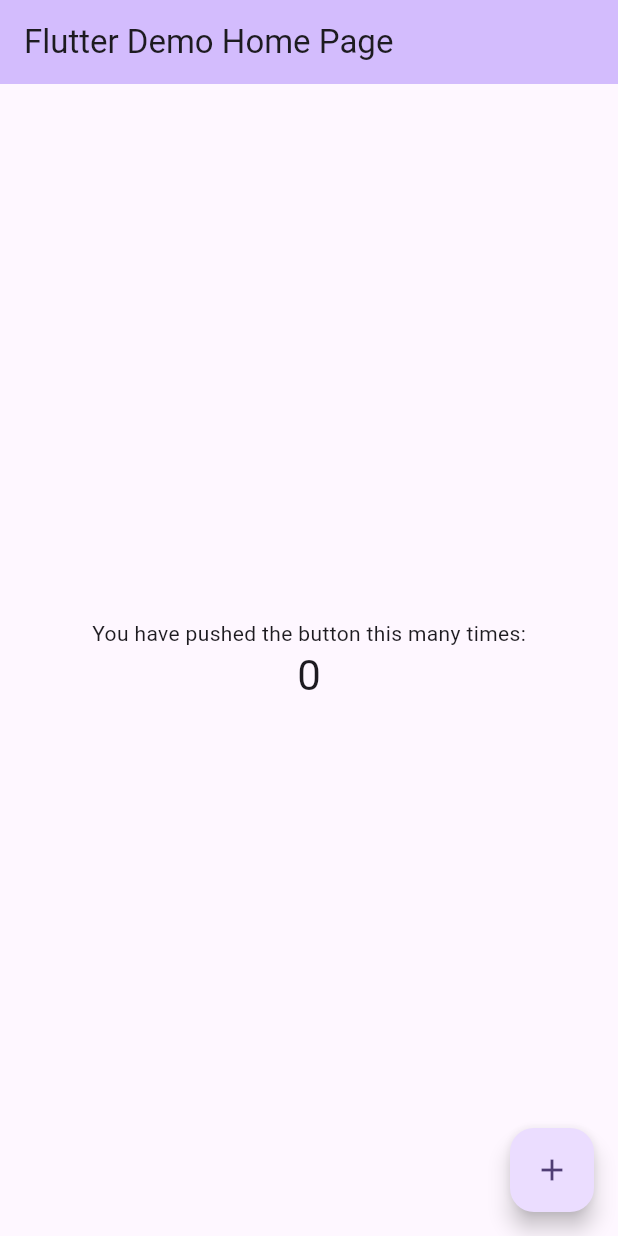
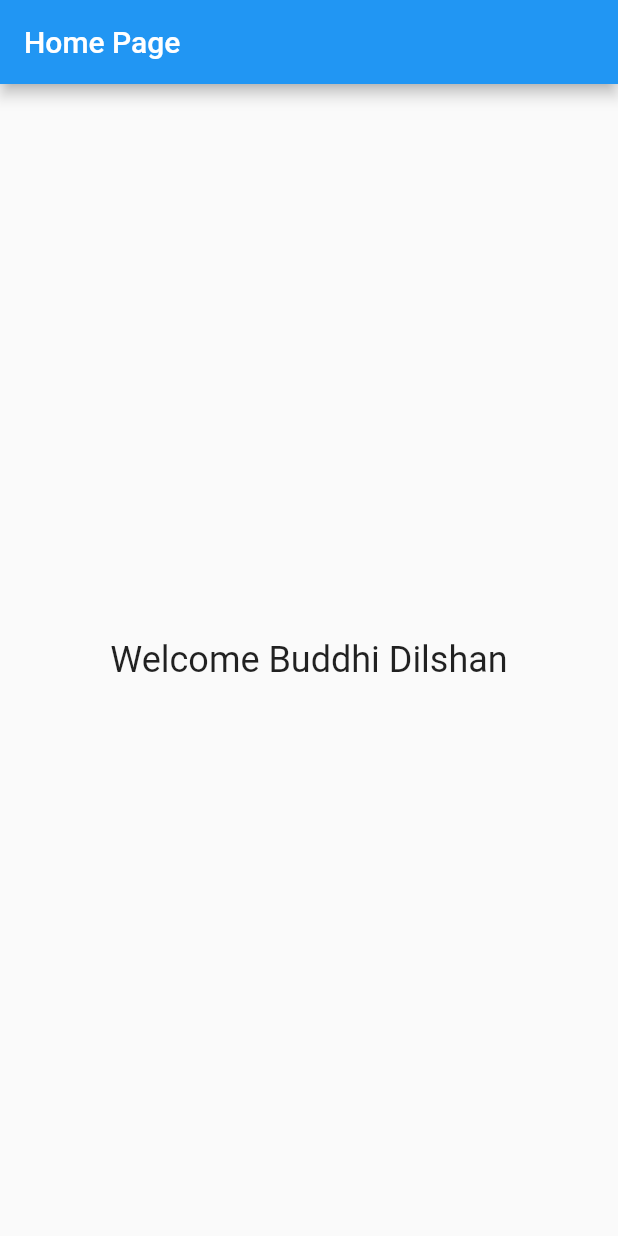
Before and after one commit to dilshan79/MAD_Assignment, a Flutter app: the screen it shows after launch, on a phone screen of 412 x 824 dp. Run offline on Flutter 3.47's test engine with Material 2 defaults, Android fonts, the phone set to English and light mode, and no system bars.

```diff
--- a/lib/main.dart
+++ b/lib/main.dart
@@ -1,125 +1,19 @@
 import 'package:flutter/material.dart';
+import 'package:mad_assignment/pages/home_page.dart';
 
 void main() {
-  runApp(const MyApp());
+  runApp(MyApp());
 }
 
 class MyApp extends StatelessWidget {
-  const MyApp({super.key});
-
-  // This widget is the root of your application.
   @override
   Widget build(BuildContext context) {
     return MaterialApp(
-      title: 'Flutter Demo',
+      title: 'My App',
       theme: ThemeData(
-        // This is the theme of your application.
-        //
-        // TRY THIS: Try running your application with "flutter run". You'll see
-        // the application has a blue toolbar. Then, without quitting the app,
-        // try changing the seedColor in the colorScheme below to Colors.green
-        // and then invoke "hot reload" (save your changes or press the "hot
-        // reload" button in a Flutter-supported IDE, or press "r" if you used
-        // the command line to start the app).
-        //
-        // Notice that the counter didn't reset back to zero; the application
-        // state is not lost during the reload. To reset the state, use hot
-        // restart instead.
-        //
-        // This works for code too, not just values: Most code changes can be
-        // tested with just a hot reload.
-        colorScheme: ColorScheme.fromSeed(seedColor: Colors.deepPurple),
-        useMaterial3: true,
+        primarySwatch: Colors.blue,
       ),
-      home: const MyHomePage(title: 'Flutter Demo Home Page'),
+      home: home_page(),
     );
   }
 }
-
-class MyHomePage extends StatefulWidget {
-  const MyHomePage({super.key, required this.title});
-
-  // This widget is the home page of your application. It is stateful, meaning
-  // that it has a State object (defined below) that contains fields that affect
-  // how it looks.
-
-  // This class is the configuration for the state. It holds the values (in this
-  // case the title) provided by the parent (in this case the App widget) and
-  // used by the build method of the State. Fields in a Widget subclass are
-  // always marked "final".
-
-  final String title;
-
-  @override
-  State<MyHomePage> createState() => _MyHomePageState();
-}
-
-class _MyHomePageState extends State<MyHomePage> {
-  int _counter = 0;
-
-  void _incrementCounter() {
-    setState(() {
-      // This call to setState tells the Flutter framework that something has
-      // changed in this State, which causes it to rerun the build method below
-      // so that the display can reflect the updated values. If we changed
-      // _counter without calling setState(), then the build method would not be
-      // called again, and so nothing would appear to happen.
-      _counter++;
-    });
-  }
-
-  @override
-  Widget build(BuildContext context) {
-    // This method is rerun every time setState is called, for instance as done
-    // by the _incrementCounter method above.
-    //
-    // The Flutter framework has been optimized to make rerunning build methods
-    // fast, so that you can just rebuild anything that needs updating rather
-    // than having to individually change instances of widgets.
-    return Scaffold(
-      appBar: AppBar(
-        // TRY THIS: Try changing the color here to a specific color (to
-        // Colors.amber, perhaps?) and trigger a hot reload to see the AppBar
-        // change color while the other colors stay the same.
-        backgroundColor: Theme.of(context).colorScheme.inversePrimary,
-        // Here we take the value from the MyHomePage object that was created by
-        // the App.build method, and use it to set our appbar title.
-        title: Text(widget.title),
-      ),
-      body: Center(
-        // Center is a layout widget. It takes a single child and positions it
-        // in the middle of the parent.
-        child: Column(
-          // Column is also a layout widget. It takes a list of children and
-          // arranges them vertically. By default, it sizes itself to fit its
-          // children horizontally, and tries to be as tall as its parent.
-          //
-          // Column has various properties to control how it sizes itself and
-          // how it positions its children. Here we use mainAxisAlignment to
-          // center the children vertically; the main axis here is the vertical
-          // axis because Columns are vertical (the cross axis would be
-          // horizontal).
-          //
-          // TRY THIS: Invoke "debug painting" (choose the "Toggle Debug Paint"
-          // action in the IDE, or press "p" in the console), to see the
-          // wireframe for each widget.
-          mainAxisAlignment: MainAxisAlignment.center,
-          children: <Widget>[
-            const Text(
-              'You have pushed the button this many times:',
-            ),
-            Text(
-              '$_counter',
-              style: Theme.of(context).textTheme.headlineMedium,
-            ),
-          ],
-        ),
-      ),
-      floatingActionButton: FloatingActionButton(
-        onPressed: _incrementCounter,
-        tooltip: 'Increment',
-        child: const Icon(Icons.add),
-      ), // This trailing comma makes auto-formatting nicer for build methods.
-    );
-  }
-}
--- /dev/null
+++ b/lib/pages/home_page.dart
@@ -0,0 +1,19 @@
+import 'package:flutter/material.dart';
+
+class home_page
+    extends StatelessWidget {
+  @override
+  Widget build(BuildContext context) {
+    return Scaffold(
+      appBar: AppBar(
+        title: Text('Home Page'),
+      ),
+      body: Center(
+        child: Text(
+          'Welcome Buddhi Dilshan',
+          style: TextStyle(fontSize: 24),
+        ),
+      ),
+    );
+  }
+}
```
Also changed, not shown: 1 other file.
